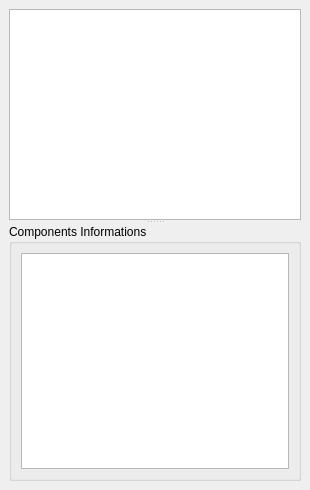
Above: src/components/core/componentsManagerUi/ui/Components_Manager_Ui.ui from KelSolaar/sIBL_GUI before the change. Below: the same form after it.
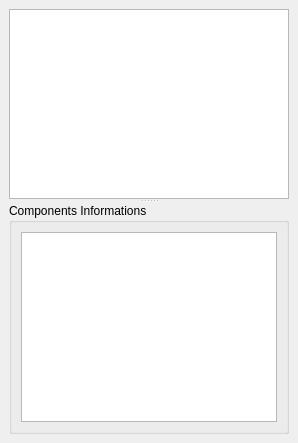
That is the form after the change.

Commit message: Improve "Components_Manager_Ui_splitter" handle display.

Diff of the .ui file:
```diff
--- a/src/components/core/componentsManagerUi/ui/Components_Manager_Ui.ui
+++ b/src/components/core/componentsManagerUi/ui/Components_Manager_Ui.ui
@@ -2,14 +2,6 @@
 <ui version="4.0">
  <class>Components_Manager_Ui_DockWidget</class>
  <widget class="QDockWidget" name="Components_Manager_Ui_DockWidget">
-  <property name="geometry">
-   <rect>
-    <x>0</x>
-    <y>0</y>
-    <width>310</width>
-    <height>490</height>
-   </rect>
-  </property>
   <property name="windowTitle">
    <string>Components Manager</string>
   </property>
@@ -20,7 +12,13 @@
       <property name="orientation">
        <enum>Qt::Vertical</enum>
       </property>
-      <widget class="QTreeView" name="Components_Manager_Ui_treeView"/>
+      <widget class="QWidget" name="gridLayoutWidget">
+       <layout class="QGridLayout" name="Components_Manager_Ui_gridLayout">
+        <item row="0" column="0">
+         <widget class="QTreeView" name="Components_Manager_Ui_treeView"/>
+        </item>
+       </layout>
+      </widget>
       <widget class="QGroupBox" name="Components_Informations_groupBox">
        <property name="title">
         <string>Components Informations</string>
```
Left out of the diff: 2 changed lines with no effect on the pictures. The commit also changes 1 other file.
